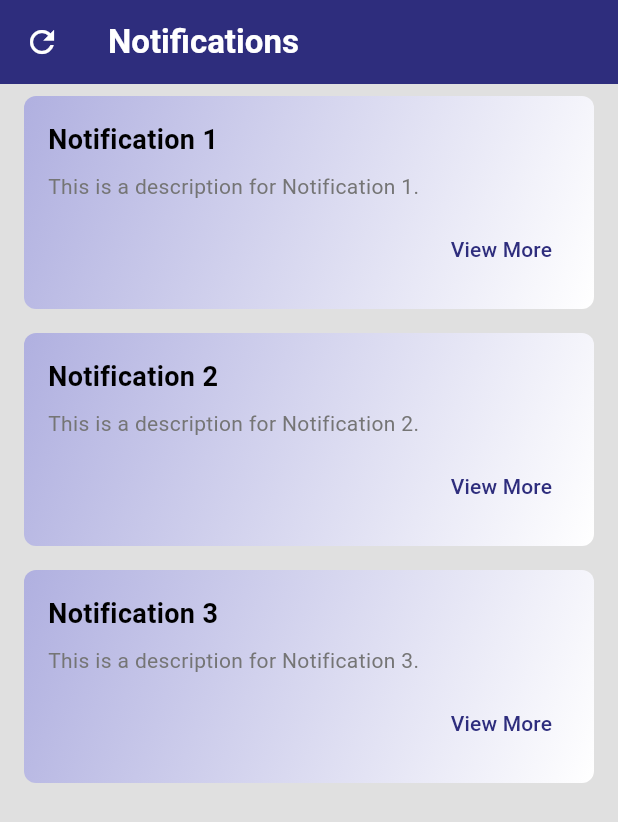
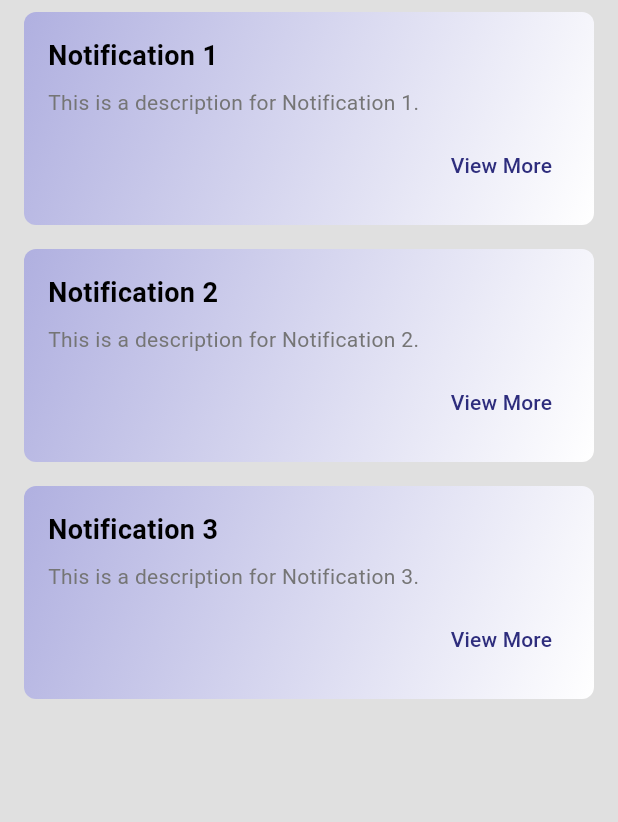
Before and after one commit to HUSSAIN13Q/tasky, a Flutter app: the NotificationPage screen opened by its route, on a phone screen of 412 x 824 dp. Shown: the top 822 px of the screen. Run offline on Flutter 3.47's test engine with Material 3 defaults, Android fonts, the light colour scheme and no system bars; our stand-ins replace dio, go_router, shared_preferences; accounts and stored records are empty.

Commit message:
remove the purble app bar

```diff
--- a/lib/pages/notification.dart
+++ b/lib/pages/notification.dart
@@ -36,21 +36,21 @@ class _NotificationPageState extends State<NotificationPage> {
   @override
   Widget build(BuildContext context) {
     return Scaffold(
-      appBar: AppBar(
-        backgroundColor: Color(0xFF2E2D7D), // Change to your preferred color
-        title: Text(
-          'Notifications', // Title can be changed based on the page name
-          style: TextStyle(
-            fontWeight: FontWeight.bold,
-            color: Colors.white, // Set text color to white
-          ),
-        ),
-        leading: IconButton(
-          icon: Icon(Icons.refresh, color: Colors.white), // Refresh button
-          onPressed:
-              _refreshNotifications, // Calls the refresh function on press
-        ),
-      ),
+      // appBar: AppBar(
+      //   backgroundColor: Color(0xFF2E2D7D), // Change to your preferred color
+      //   title: Text(
+      //     'Notifications', // Title can be changed based on the page name
+      //     style: TextStyle(
+      //       fontWeight: FontWeight.bold,
+      //       color: Colors.white, // Set text color to white
+      //     ),
+      //   ),
+      //   leading: IconButton(
+      //     icon: Icon(Icons.refresh, color: Colors.white), // Refresh button
+      //     onPressed:
+      //         _refreshNotifications, // Calls the refresh function on press
+      //   ),
+      // ),
       body: Container(
         color: Color(0xFFE0E0E0), // Set the background color here
         child: RefreshIndicator(
```
